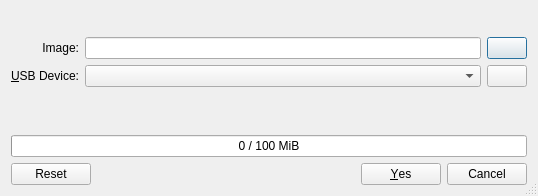
First picture: the form in isoimagewriter/maindialog.ui, repository KDE/isoimagewriter, before the edit.
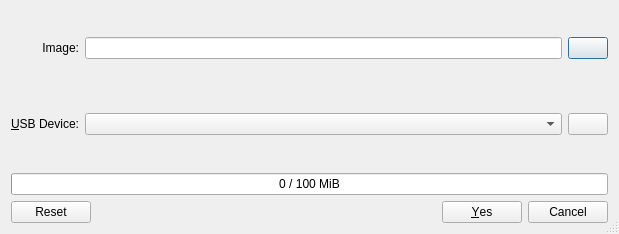
Second picture: the form after the edit.

Commit message: verify iso when selecting the file

What changed in the file:
```diff
--- a/isoimagewriter/maindialog.ui
+++ b/isoimagewriter/maindialog.ui
@@ -6,8 +6,8 @@
    <rect>
     <x>0</x>
     <y>0</y>
-    <width>538</width>
-    <height>196</height>
+    <width>619</width>
+    <height>234</height>
    </rect>
   </property>
   <property name="sizePolicy">
@@ -37,10 +37,7 @@
   <property name="sizeGripEnabled">
    <bool>true</bool>
   </property>
-  <layout class="QVBoxLayout" name="mainVerticalLayout">
-   <property name="sizeConstraint">
-    <enum>QLayout::SetDefaultConstraint</enum>
-   </property>
+  <layout class="QVBoxLayout" name="verticalLayout">
    <item>
     <layout class="QHBoxLayout" name="titleHorizontalLayout">
      <property name="sizeConstraint">
@@ -85,7 +82,23 @@
     </layout>
    </item>
    <item>
-    <layout class="QGridLayout" name="controlsGridLayout">
+    <layout class="QGridLayout" name="gridLayout">
+     <item row="0" column="0">
+      <widget class="QLabel" name="imageLabel">
+       <property name="sizePolicy">
+        <sizepolicy hsizetype="Preferred" vsizetype="Fixed">
+         <horstretch>0</horstretch>
+         <verstretch>0</verstretch>
+        </sizepolicy>
+       </property>
+       <property name="text">
+        <string>Image:</string>
+       </property>
+       <property name="alignment">
+        <set>Qt::AlignRight|Qt::AlignTrailing|Qt::AlignVCenter</set>
+       </property>
+      </widget>
+     </item>
      <item row="0" column="1">
       <widget class="QLineEdit" name="imageEdit">
        <property name="acceptDrops">
@@ -99,7 +112,43 @@
        </property>
       </widget>
      </item>
-     <item row="1" column="0">
+     <item row="0" column="2">
+      <widget class="QPushButton" name="imageSelectButton">
+       <property name="toolTip">
+        <string>Open image file</string>
+       </property>
+       <property name="text">
+        <string/>
+       </property>
+      </widget>
+     </item>
+     <item row="1" column="1">
+      <widget class="QWidget" name="widget_2" native="true">
+       <layout class="QHBoxLayout" name="horizontalLayout_2">
+        <item>
+         <spacer name="horizontalSpacer_2">
+          <property name="orientation">
+           <enum>Qt::Horizontal</enum>
+          </property>
+          <property name="sizeHint" stdset="0">
+           <size>
+            <width>40</width>
+            <height>20</height>
+           </size>
+          </property>
+         </spacer>
+        </item>
+        <item>
+         <widget class="QLabel" name="verificationResultLabel">
+          <property name="text">
+           <string/>
+          </property>
+         </widget>
+        </item>
+       </layout>
+      </widget>
+     </item>
+     <item row="2" column="0">
       <widget class="QLabel" name="deviceLabel">
        <property name="text">
         <string>&amp;USB Device:</string>
@@ -112,40 +161,14 @@
        </property>
       </widget>
      </item>
-     <item row="0" column="0">
-      <widget class="QLabel" name="imageLabel">
-       <property name="sizePolicy">
-        <sizepolicy hsizetype="Preferred" vsizetype="Fixed">
-         <horstretch>0</horstretch>
-         <verstretch>0</verstretch>
-        </sizepolicy>
-       </property>
-       <property name="text">
-        <string>Image:</string>
-       </property>
-       <property name="alignment">
-        <set>Qt::AlignRight|Qt::AlignTrailing|Qt::AlignVCenter</set>
-       </property>
-      </widget>
-     </item>
-     <item row="1" column="1">
+     <item row="2" column="1">
       <widget class="QComboBox" name="deviceList">
        <property name="duplicatesEnabled">
         <bool>true</bool>
        </property>
       </widget>
      </item>
-     <item row="0" column="2">
-      <widget class="QPushButton" name="imageSelectButton">
-       <property name="toolTip">
-        <string>Open image file</string>
-       </property>
-       <property name="text">
-        <string/>
-       </property>
-      </widget>
-     </item>
-     <item row="1" column="2">
+     <item row="2" column="2">
       <widget class="QPushButton" name="deviceRefreshButton">
        <property name="toolTip">
         <string>Refresh the list</string>
```
Left out of the diff: 3 changed lines with no effect on the pictures. The commit also changes 1 other file.
